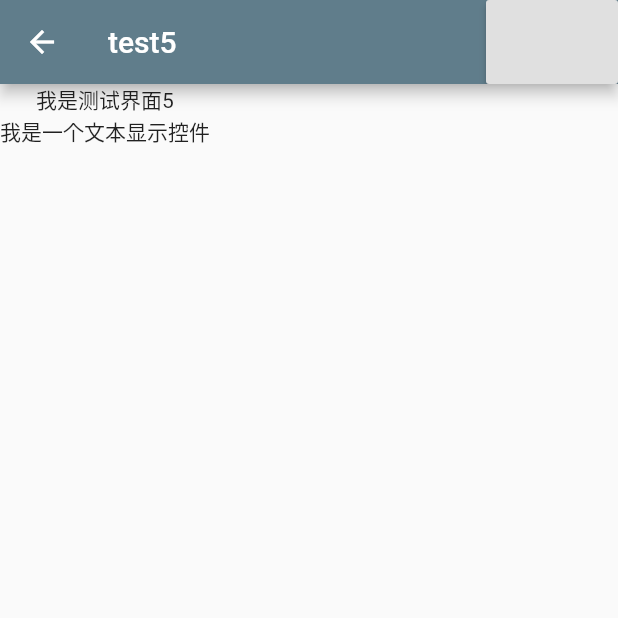
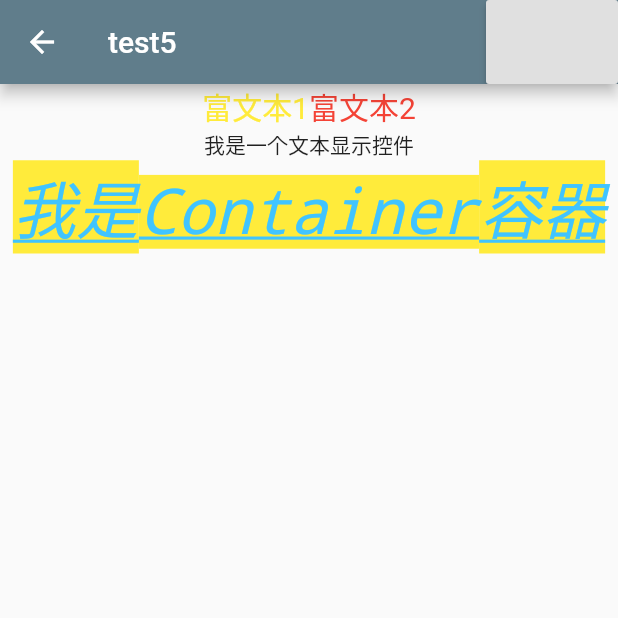
Before and after one commit to g1258624735/flutter_app, a Flutter app: the Test5App screen opened directly, on a phone screen of 412 x 824 dp, the top half of it. Run offline on Flutter 3.47's test engine with Material 2 defaults, Android fonts, the phone set to English and light mode, and no system bars; our stand-ins replace transparent_image.

Commit message:
新增文本样式

```diff
--- a/lib/Test5App.dart
+++ b/lib/Test5App.dart
@@ -8,10 +8,37 @@ class Test5App extends StatelessWidget {
       appBar: new AppBar(actions: <Widget>[
         new RaisedButton(onPressed: () {
 //          Navigator.pop();
-        })
+        },
+        )
       ], title: new Text("test5")),
-      body: new Column(children:[ new Text("我是测试界面5"),
-        new Text("我是一个文本显示控件")
+      //todo 垂直布局
+      body: new Column(children: [
+        new Text.rich(
+          TextSpan(children: [
+            TextSpan(text: "富文本1", style: TextStyle(color: Colors.yellow,fontSize: 20)),
+            TextSpan(text: "富文本2",style: TextStyle(color: Colors.red,fontSize: 20))
+          ]),
+        ),
+        new Text("我是一个文本显示控件"),
+        new Container(
+          child: new Text(
+            "我是Container容器",
+            style: TextStyle(
+                fontSize: 42,
+                color: Colors.lightBlueAccent,
+                //字体颜色
+                fontStyle: FontStyle.italic,
+                //斜体
+                background: new Paint()..color = Colors.yellow,
+                //背景
+                decoration: TextDecoration.underline,
+                //下划线
+                fontFamily: "Courier"),
+            maxLines: 1,
+            overflow: TextOverflow.ellipsis, //满一行...表示
+          ),
+          alignment: Alignment.center,
+        )
       ]),
     );
   }
```
